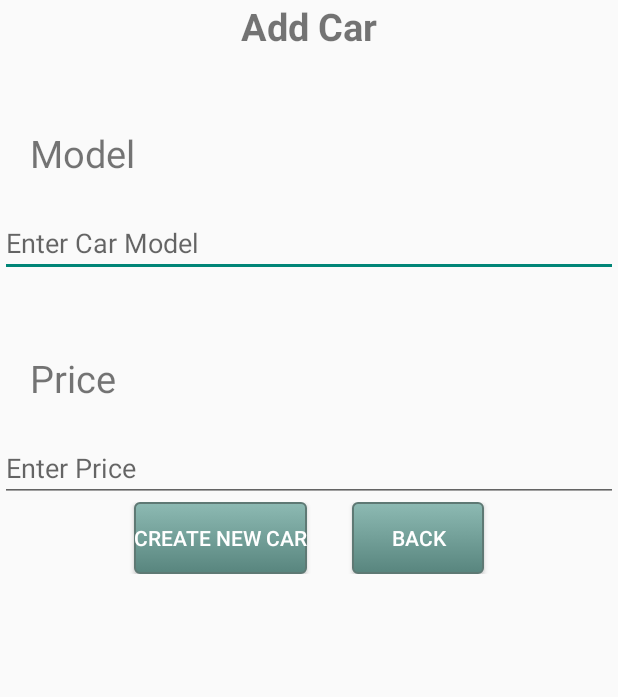
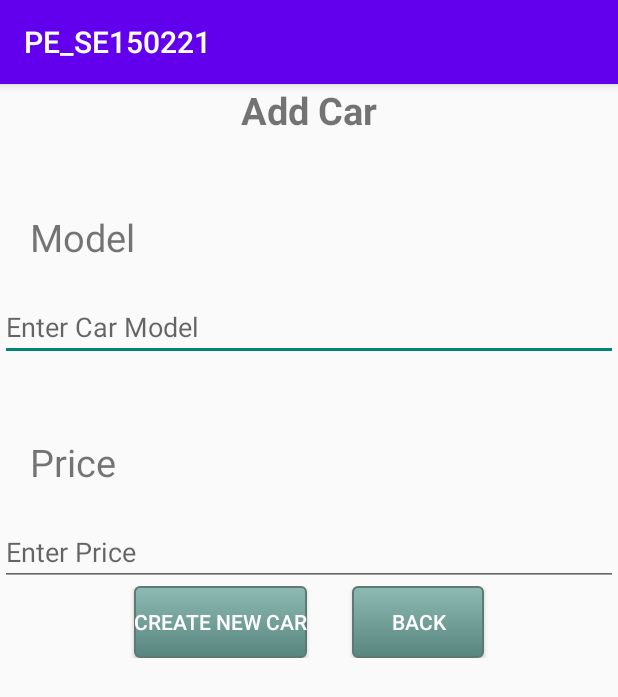
Before and after one commit to Nontories/PE_PRM, an Android app: the AddActivity screen opened directly, with no data from a screen before it, after a tap on "CREATE NEW CAR", on a phone screen of 412 x 824 dp. Shown: the top 697 px of the screen. Run offline under Robolectric (Android 15) with nearby library versions, the phone set to English and light mode, and no system bars.

Commit message:
update car version

```diff
--- a/app/src/main/AndroidManifest.xml
+++ b/app/src/main/AndroidManifest.xml
@@ -12,11 +12,11 @@
         android:theme="@style/Theme.PE_Sample"
         tools:targetApi="31">
         <provider
-            android:authorities="com.example.pe_sample.ClockProvider"
+            android:authorities="com.example.pe_sample.CarProvider"
             android:exported="true"
             android:readPermission="com.example.pe_sample.READ_PERMISSION"
             android:writePermission="com.example.pe_sample.WRITE_PERMISSION"
-            android:name=".ClockProvider"/>
+            android:name=".CarProvider"/>
         <activity
             android:name=".UpdateActivity"
             android:exported="false" />
--- a/app/src/main/java/com/example/pe_sample/AddActivity.java
+++ b/app/src/main/java/com/example/pe_sample/AddActivity.java
@@ -1,6 +1,6 @@
 package com.example.pe_sample;
 
-import static com.example.pe_sample.ClockProvider.PROVIDER_URI;
+import static com.example.pe_sample.CarProvider.PROVIDER_URI;
 
 import android.content.ContentValues;
 import android.content.Intent;
@@ -13,7 +13,7 @@ import android.widget.Toast;
 import androidx.appcompat.app.AppCompatActivity;
 
 public class AddActivity extends AppCompatActivity {
-    EditText productName;
+    EditText productModel;
     EditText productPrice;
 
     ContentValues contentValues;
@@ -23,30 +23,30 @@ public class AddActivity extends AppCompatActivity {
     protected void onCreate(Bundle savedInstanceState) {
         super.onCreate(savedInstanceState);
         setContentView(R.layout.activity_add);
-        productName = (EditText) findViewById(R.id.edit_name);
+        productModel = (EditText) findViewById(R.id.edit_name);
         productPrice = (EditText) findViewById(R.id.edit_price);
     }
 
     public void addData(View view) {
-        String name = productName.getText().toString();
+        String model = productModel.getText().toString();
         String price = productPrice.getText().toString();
-        if (!name.isEmpty()) {
+        if (!model.isEmpty()) {
             if (!price.isEmpty() && Integer.parseInt(price) > 0) {
                 uri = Uri.parse(PROVIDER_URI);
                 contentValues = new ContentValues();
-                contentValues.put("name", name);
+                contentValues.put("model", model);
                 contentValues.put("price", price);
                 getContentResolver().insert(uri, contentValues);
                 contentValues.clear();
 
-                productName.setText("");
+                productModel.setText("");
                 productPrice.setText("");
                 Toast.makeText(this, "Add successfully!", Toast.LENGTH_SHORT).show();
             } else {
                 Toast.makeText(this, "Price of product is required and greater than 0!", Toast.LENGTH_LONG).show();
             }
         } else {
-            Toast.makeText(this, "Name of product is required!", Toast.LENGTH_LONG).show();
+            Toast.makeText(this, "Model of product is required!", Toast.LENGTH_LONG).show();
         }
     }
     public void backToHome(View view) {
--- a/app/src/main/java/com/example/pe_sample/DeleteActivity.java
+++ b/app/src/main/java/com/example/pe_sample/DeleteActivity.java
@@ -1,6 +1,6 @@
 package com.example.pe_sample;
 
-import static com.example.pe_sample.ClockProvider.PROVIDER_URI;
+import static com.example.pe_sample.CarProvider.PROVIDER_URI;
 
 import android.content.ContentValues;
 import android.content.Intent;
--- a/app/src/main/res/values/strings.xml
+++ b/app/src/main/res/values/strings.xml
@@ -1,3 +1,3 @@
 <resources>
-    <string name="app_name">PE_Sample</string>
+    <string name="app_name">PE_SE150221</string>
 </resources>
--- a/app/src/main/res/values/themes.xml
+++ b/app/src/main/res/values/themes.xml
@@ -1,6 +1,6 @@
 <resources xmlns:tools="http://schemas.android.com/tools">
     <!-- Base application theme. -->
-    <style name="Theme.PE_Sample" parent="Theme.AppCompat.DayNight.NoActionBar">
+    <style name="Theme.PE_Sample" parent="Theme.AppCompat.DayNight.DarkActionBar">
         <!-- Primary brand color. -->
         <item name="colorPrimary">@color/purple_500</item>
         <item name="colorPrimaryVariant">@color/purple_700</item>
```
Also changed, not shown: app/src/main/java/com/example/pe_sample/CarProvider.java (renamed from app/src/main/java/com/example/pe_sample/ClockProvider.java, +6 -6 lines), app/src/main/java/com/example/pe_sample/MainActivity.java (+6 -6 lines), app/src/main/java/com/example/pe_sample/UpdateActivity.java (+11 -11 lines).
